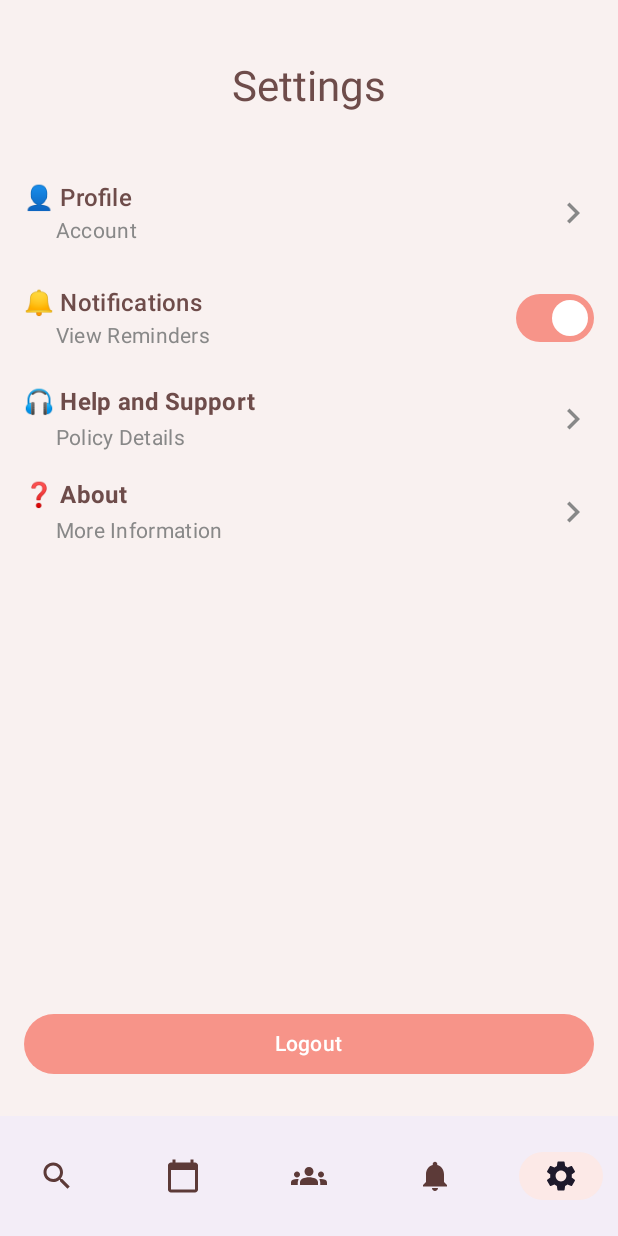
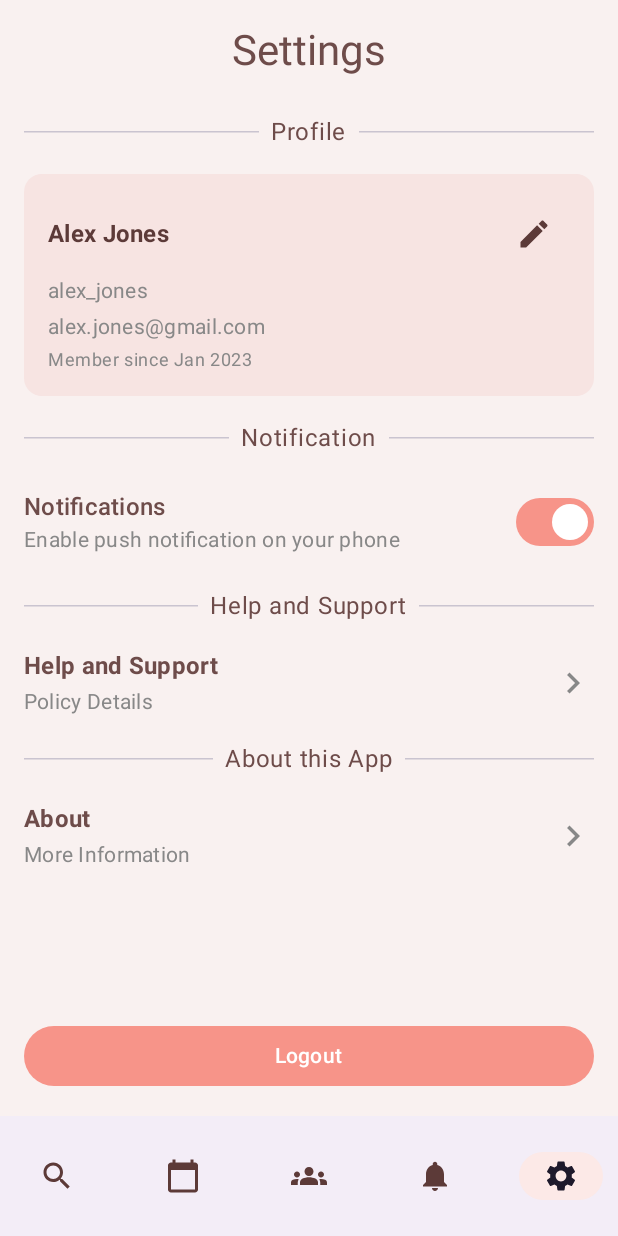
Before and after one commit to Marzuk-M/HuddleUp, an Android app built with Jetpack Compose: the SettingsScreen screen opened through its navigation route, on a phone screen of 412 x 824 dp. Run offline under Robolectric (Android 15) with nearby library versions, the light colour scheme and no system bars; our stand-ins replace Firebase (no records; nobody signed in at launch, a user with empty details on screens opened directly).

Commit message:
updated settings UI - code cleanup

```diff
--- a/app/src/main/java/com/example/huddleup/MainActivity.kt
+++ b/app/src/main/java/com/example/huddleup/MainActivity.kt
@@ -24,7 +24,6 @@ import com.example.huddleup.dashboard.GameDetailsScreen
 import com.example.huddleup.dashboard.ScheduleScreen
 import com.example.huddleup.myteams.MyTeamsScreen
 import com.example.huddleup.notifications.NotificationsScreen
-import com.example.huddleup.settings.ProfileScreen
 import com.example.huddleup.settings.SettingsScreen
 import com.example.huddleup.myteams.TeamDetails
 import com.example.huddleup.teamsearch.TeamSearchScreen
@@ -86,7 +85,6 @@ class MainActivity : ComponentActivity() {
                         }
                         composable(route = Routes.SETTINGS) { SettingsScreen(navController) }
                         composable(route = Routes.TEAM_DETAILS) { TeamDetails(navController) }
-                        composable(route = Routes.PROFILE) { ProfileScreen(navController) }
 
                         composable(route = Routes.MY_TEAMS) { MyTeamsScreen(navController) }
                         composable(route = Routes.CHAT) { backStackEntry ->
--- a/app/src/main/java/com/example/huddleup/settings/ProfileScreen.kt
+++ /dev/null
@@ -1,50 +0,0 @@
-package com.example.huddleup.settings
-
-import androidx.compose.foundation.layout.*
-import androidx.compose.material3.*
-import androidx.compose.runtime.Composable
-import androidx.compose.ui.Alignment
-import androidx.compose.ui.Modifier
-import androidx.compose.ui.text.font.FontWeight
-import androidx.compose.ui.unit.dp
-import androidx.compose.ui.unit.sp
-import androidx.navigation.NavController
-import com.example.huddleup.sharedcomponents.PageHeader
-
-@Composable
-fun ProfileScreen(
-    navController: NavController
-) {
-    Box(
-        modifier = Modifier
-            .fillMaxSize()
-            .padding(16.dp)
-    ) {
-        Column(
-            modifier = Modifier.align(Alignment.TopStart),
-            horizontalAlignment = Alignment.Start
-        ) {
-            PageHeader(title = "Profile")
-
-            Spacer(modifier = Modifier.height(24.dp))
-
-            Text(text = "Name", fontWeight = FontWeight.Bold, fontSize = 14.sp)
-            Text(text = "John Doe", fontSize = 16.sp, modifier = Modifier.padding(bottom = 16.dp))
-
-            Text(text = "Email", fontWeight = FontWeight.Bold, fontSize = 14.sp)
-            Text(text = "john.doe@example.com", fontSize = 16.sp, modifier = Modifier.padding(bottom = 16.dp))
-
-            Text(text = "Member Since", fontWeight = FontWeight.Bold, fontSize = 14.sp)
-            Text(text = "January 2024", fontSize = 16.sp)
-        }
-
-        Button(
-            onClick = { navController.navigate(com.example.huddleup.Routes.SETTINGS) },
-            modifier = Modifier
-                .fillMaxWidth()
-                .align(Alignment.BottomCenter)
-        ) {
-            Text("Settings")
-        }
-    }
-}
--- /dev/null
+++ b/app/src/main/java/com/example/huddleup/settings/SettingsDTO.kt
@@ -0,0 +1,9 @@
+package com.example.huddleup.settings
+
+data class UserProfile(
+    val name: String,
+    val email: String,
+    val username: String,
+    val memberSince: String,
+    val notificationEnabled: Boolean
+)
--- a/app/src/main/java/com/example/huddleup/settings/SettingsScreen.kt
+++ b/app/src/main/java/com/example/huddleup/settings/SettingsScreen.kt
@@ -10,67 +10,77 @@ import androidx.compose.ui.unit.dp
 import androidx.compose.ui.unit.sp
 import androidx.navigation.NavController
 import com.example.huddleup.sharedcomponents.PageHeader
-import com.example.huddleup.ui.theme.Cream
-
 import androidx.compose.runtime.*
-
-
 import androidx.compose.animation.AnimatedVisibility
 import androidx.compose.animation.core.animateFloatAsState
 import androidx.compose.foundation.clickable
+import androidx.compose.foundation.lazy.LazyColumn
 import androidx.compose.material3.Icon
 import androidx.compose.material3.MaterialTheme
 import androidx.compose.material3.Text
 import androidx.compose.ui.draw.rotate
 import androidx.compose.material.icons.Icons
+import androidx.compose.material.icons.filled.Check
 import androidx.compose.material.icons.filled.ChevronRight
-import androidx.compose.material.icons.filled.ExpandMore
+import androidx.compose.material.icons.filled.Edit
 import androidx.compose.ui.text.font.FontWeight
+import androidx.lifecycle.viewmodel.compose.viewModel
+import com.example.huddleup.Routes
+import com.example.huddleup.auth.AuthService
+import com.example.huddleup.sharedcomponents.HUDividerWithText
 
 @Composable
 fun SettingsScreen(
-    navController: NavController
+    navController: NavController,
+    viewModel: SettingsViewModel = viewModel()
 ) {
-    // Toggle state for Notifications
-    var notificationsEnabled by remember { mutableStateOf(true) }
+    val name by viewModel.name.collectAsState()
+    val email by viewModel.email.collectAsState()
+    val username by viewModel.username.collectAsState()
+    val memberSince by viewModel.memberSince.collectAsState()
+    val notificationEnabled by viewModel.notificationEnabled.collectAsState()
+    val isLoading by viewModel.isLoading.collectAsState()
+    val isLoadingName by viewModel.isLoadingName.collectAsState()
+    val isLoadingNotif by viewModel.isLoadingNotif.collectAsState()
 
-    Box(
-        modifier = Modifier
-            .fillMaxSize()
-            .padding(horizontal = 16.dp, vertical = 8.dp)
+    LaunchedEffect(Unit) {
+        viewModel.getUserProfile()
+    }
+
+    Scaffold (topBar = { PageHeader(title = "Settings") }) {
+        Column(
+            modifier = Modifier.padding(top = it.calculateTopPadding(), start = 16.dp, end = 16.dp)
         ) {
-        Column(
-            modifier = Modifier
-                .fillMaxWidth()
-                .align(Alignment.TopStart)
-        ) {
-            Spacer(modifier = Modifier.height(16.dp))
-            PageHeader(title = "Settings")
-            Spacer(modifier = Modifier.height(16.dp))
+
+            LazyColumn(modifier = Modifier.weight(1f)) {
 
                 // Profile
-            Row(
-                modifier = Modifier
-                    .fillMaxWidth()
-                    .clickable { navController.navigate(com.example.huddleup.Routes.PROFILE)}
-                    .padding(vertical = 12.dp),
-                verticalAlignment = Alignment.CenterVertically,
-                horizontalArrangement = Arrangement.SpaceBetween
-            ) {
-                Column {
-                    Text(text = "\uD83D\uDC64 Profile", style = MaterialTheme.typography.titleMedium)
-                    Text(text = "      Account", style = MaterialTheme.typography.bodyMedium.copy(color = Color.Gray))
+                item {
+                    HUDividerWithText(text = "Profile")
+                    if (isLoading || isLoadingName) {
+                        Box(Modifier.fillMaxSize(), contentAlignment = Alignment.Center) {
+                            CircularProgressIndicator()
                         }
-                Icon(
-                    imageVector = Icons.Default.ChevronRight,
-                    contentDescription = "Go",
-                    tint = Color.Gray,
-                    modifier = Modifier
-                        .size(28.dp)
+                    } else {
+                        EditableUserProfileCard(
+                            name = name,
+                            email = email,
+                            username = username,
+                            memberSince = memberSince,
+                            onNameChange = { viewModel.updateName(it) }
                         )
                     }
+                }
 
-            // Notifications with toggle
+
+                // Notifications toggle
+                item {
+                    HUDividerWithText(text = "Notification")
+                    if (isLoading || isLoadingNotif) {
+                        Box(Modifier.fillMaxSize(), contentAlignment = Alignment.Center) {
+                            CircularProgressIndicator()
+                        }
+                    } else {
                         Row(
                             modifier = Modifier
                                 .fillMaxWidth()
@@ -79,39 +89,58 @@ fun SettingsScreen(
                             horizontalArrangement = Arrangement.SpaceBetween
                         ) {
                             Column {
-                    Text(text = "\uD83D\uDD14 Notifications", style = MaterialTheme.typography.titleMedium)
-                    Text(text = "      View Reminders", style = MaterialTheme.typography.bodyMedium.copy(color = Color.Gray))
+                                Text(
+                                    text = "Notifications",
+                                    style = MaterialTheme.typography.titleMedium
+                                )
+                                Text(
+                                    text = "Enable push notification on your phone",
+                                    style = MaterialTheme.typography.bodyMedium.copy(color = Color.Gray)
+                                )
                             }
                             Switch(
-                    checked = notificationsEnabled,
-                    onCheckedChange = { notificationsEnabled = it }
-                ) // Back end ppl can add logic to this toggle *****
+                                checked = notificationEnabled,
+                                onCheckedChange = { viewModel.updateNotification(!notificationEnabled) }
+                            )
+                        }
+                    }
                 }
 
+
                 // Help and Support
+                item {
+                    HUDividerWithText(text = "Help and Support")
                     HelpSupportExpandableItem(
-                title = "\uD83C\uDFA7 Help and Support",
-                subtitle = "      Policy Details",
+                        title = "Help and Support",
+                        subtitle = "Policy Details",
                         policyText = "Here is our policy: We value your privacy and ensure your data is protected. We don't have any third party connections and your data is secure."
                     )
+                }
 
                 // About
+                item {
+                    HUDividerWithText(text = "About this App")
                     HelpSupportExpandableItem(
-                title = "❓ About",
-                subtitle = "      More Information",
+                        title = "About",
+                        subtitle = "More Information",
                         policyText = "HuddleUp is a platform dedicated to helping individuals and teams stay connected, organized, and inspired. We believe in building intuitive tools that promote collaboration, personal growth, and productivity, whether you're planning your next meetup or just checking in with yourself. Our mission is to empower users through thoughtful design and reliable technology that supports real-world connection."
                     )
+                }
             }
 
             // Logout button at the bottom
             Button(
-            onClick = { /* TODO: Call AuthService.logout() and navigate */ },
-            modifier = Modifier
-                .fillMaxWidth()
-                .align(Alignment.BottomCenter)
-                .padding(bottom = 16.dp)
+                onClick = {
+                    AuthService.logout {
+                        navController.navigate(Routes.LOGIN) {
+                            popUpTo(Routes.DASHBOARD) { inclusive = true }
+                        }
+                    }
+                },
+                modifier = Modifier.fillMaxWidth().padding(bottom = 16.dp)
             ) {
                 Text("Logout")
+            }
         }
     }
 }
@@ -164,3 +193,78 @@ fun HelpSupportExpandableItem(
         }
     }
 }
+
+@Composable
+fun EditableUserProfileCard(
+    name: String,
+    email: String,
+    username: String,
+    memberSince: String,
+    onNameChange: (String) -> Unit
+) {
+    var isEditing by remember { mutableStateOf(false) }
+    var editableName by remember { mutableStateOf(name) }
+
+    LaunchedEffect(name) {
+        if (!isEditing) {
+            editableName = name
+        }
+    }
+
+    Card(
+        modifier = Modifier
+            .fillMaxWidth()
+            .padding(vertical = 8.dp),
+        colors = CardDefaults.cardColors(containerColor = MaterialTheme.colorScheme.surfaceVariant)
+    ) {
+        Column(modifier = Modifier.padding(16.dp)) {
+            Row(
+                verticalAlignment = Alignment.CenterVertically,
+                horizontalArrangement = Arrangement.SpaceBetween,
+                modifier = Modifier.fillMaxWidth()
+            ) {
+                if (isEditing) {
+                    OutlinedTextField(
+                        value = editableName,
+                        onValueChange = { editableName = it },
+                        modifier = Modifier.weight(1f),
+                        singleLine = true,
+                        textStyle = MaterialTheme.typography.titleMedium,
+                        label = { Text("Name") }
+                    )
+                    IconButton(onClick = {
+                        isEditing = false
+                        onNameChange(editableName)
+                    }) {
+                        Icon(Icons.Default.Check, contentDescription = "Save")
+                    }
+                } else {
+                    Text(
+                        text = editableName,
+                        style = MaterialTheme.typography.titleMedium.copy(fontWeight = FontWeight.Bold),
+                        modifier = Modifier.weight(1f)
+                    )
+                    IconButton(onClick = { isEditing = true }) {
+                        Icon(Icons.Default.Edit, contentDescription = "Edit Name")
+                    }
+                }
+            }
+
+            Spacer(modifier = Modifier.height(4.dp))
+            Text(
+                text = username,
+                style = MaterialTheme.typography.bodyMedium.copy(color = Color.Gray)
+            )
+            Spacer(modifier = Modifier.height(4.dp))
+            Text(
+                text = email,
+                style = MaterialTheme.typography.bodyMedium.copy(color = Color.Gray)
+            )
+            Spacer(modifier = Modifier.height(4.dp))
+            Text(
+                text = "Member since $memberSince",
+                style = MaterialTheme.typography.bodySmall.copy(color = Color.Gray)
+            )
+        }
+    }
+}
--- /dev/null
+++ b/app/src/main/java/com/example/huddleup/settings/SettingsService.kt
@@ -0,0 +1,35 @@
+package com.example.huddleup.settings
+
+import android.util.Log
+import io.ktor.client.HttpClient
+import kotlinx.coroutines.delay
+
+val sampleUser = UserProfile(
+    name = "Alex Jones",
+    email = "alex.jones@gmail.com",
+    memberSince = "Jan 2023",
+    username = "alex_jones",
+    notificationEnabled = true
+)
+
+class SettingsService(private val client: HttpClient) {
+
+    suspend fun getUserProfile(): UserProfile {
+        Log.d("Service", "getUserProfile")
+        delay(500)
+        return sampleUser
+    }
+
+    suspend fun updateUserName(newName: String): Boolean {
+        Log.d("Service", "updateUserName")
+        delay(500)
+        return true
+    }
+
+    suspend fun updateNotification(enabled: Boolean): Boolean {
+        Log.d("Service", "updateNotification")
+        delay(500)
+        return true
+    }
+
+}
--- /dev/null
+++ b/app/src/main/java/com/example/huddleup/settings/SettingsViewModel.kt
@@ -0,0 +1,86 @@
+package com.example.huddleup.settings
+
+import androidx.lifecycle.ViewModel
+import androidx.lifecycle.viewModelScope
+import com.example.huddleup.HttpClientProvider
+import kotlinx.coroutines.flow.MutableStateFlow
+import kotlinx.coroutines.flow.StateFlow
+import kotlinx.coroutines.launch
+
+class SettingsViewModel : ViewModel() {
+    private val settingsService = SettingsService(HttpClientProvider.httpClient)
+
+    private val _name = MutableStateFlow("John Doe")
+    val name: StateFlow<String> = _name
+
+    private val _email = MutableStateFlow("john.doe@email.com")
+    val email: StateFlow<String> = _email
+
+    private val _username = MutableStateFlow("john_doe")
+    val username: StateFlow<String> = _username
+
+    private val _memberSince = MutableStateFlow("Jan 2000")
+    val memberSince: StateFlow<String> = _memberSince
+
+    private val _notificationEnabled = MutableStateFlow(true)
+    val notificationEnabled: StateFlow<Boolean> = _notificationEnabled
+
+    private val _isLoading = MutableStateFlow(false)
+    val isLoading: StateFlow<Boolean> = _isLoading
+
+    private val _isLoadingNotif = MutableStateFlow(false)
+    val isLoadingNotif: StateFlow<Boolean> = _isLoadingNotif
+
+    private val _isLoadingName = MutableStateFlow(false)
+    val isLoadingName: StateFlow<Boolean> = _isLoadingName
+
+    fun getUserProfile() {
+        viewModelScope.launch {
+            _isLoading.value = true
+            try {
+                val profile = settingsService.getUserProfile()
+                _name.value = profile.name
+                _email.value = profile.email
+                _username.value = profile.username
+                _memberSince.value = profile.memberSince
+                _notificationEnabled.value = profile.notificationEnabled
+            } catch (e: Exception) {
+                e.printStackTrace()
+            } finally {
+                _isLoading.value = false
+            }
+        }
+    }
+
+    fun updateName(newName: String) {
+        if (newName != _name.value) {
+            viewModelScope.launch {
+                _isLoadingName.value = true
+                try {
+                    settingsService.updateUserName(newName)
+                    _name.value = newName
+                } catch (e: Exception) {
+                    e.printStackTrace()
+                } finally {
+                    _isLoadingName.value = false
+                }
+            }
+        }
+    }
+
+    fun updateNotification(enabled: Boolean) {
+        if (enabled != _notificationEnabled.value) {
+            viewModelScope.launch {
+                _isLoadingNotif.value = true
+                try {
+                    settingsService.updateNotification(enabled)
+                    _notificationEnabled.value = enabled
+                } catch (e: Exception) {
+                    e.printStackTrace()
+                } finally {
+                    _isLoadingNotif.value = false
+                }
+            }
+        }
+    }
+}
```
Lines whose indentation alone changed are shown as unchanged.
